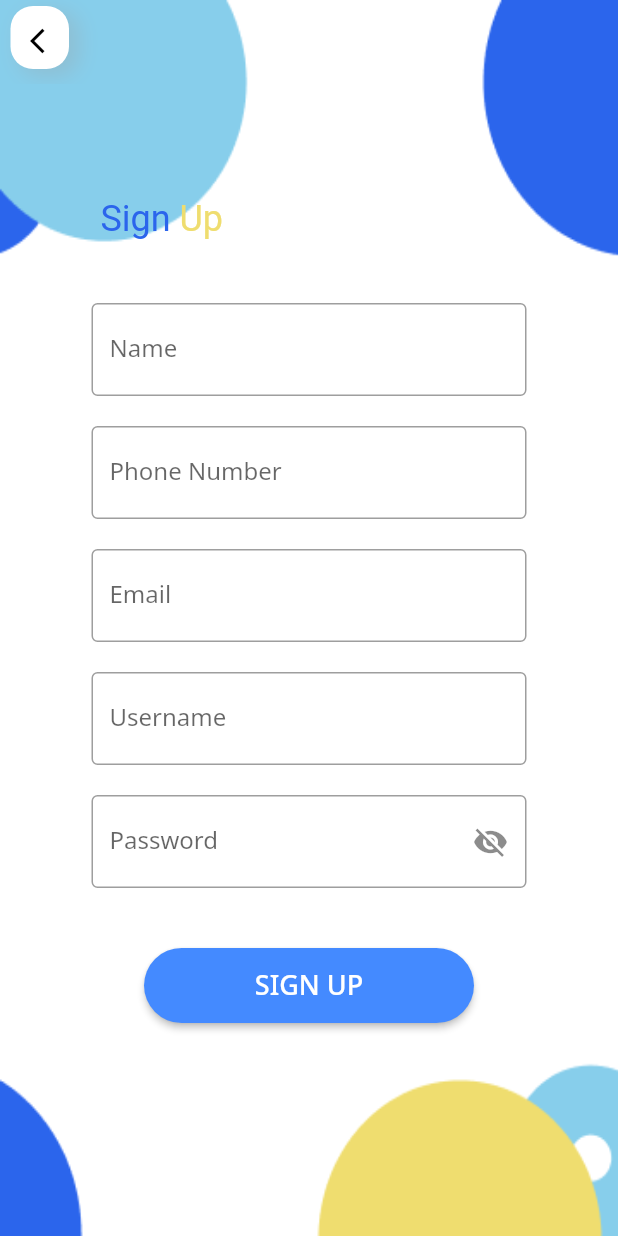
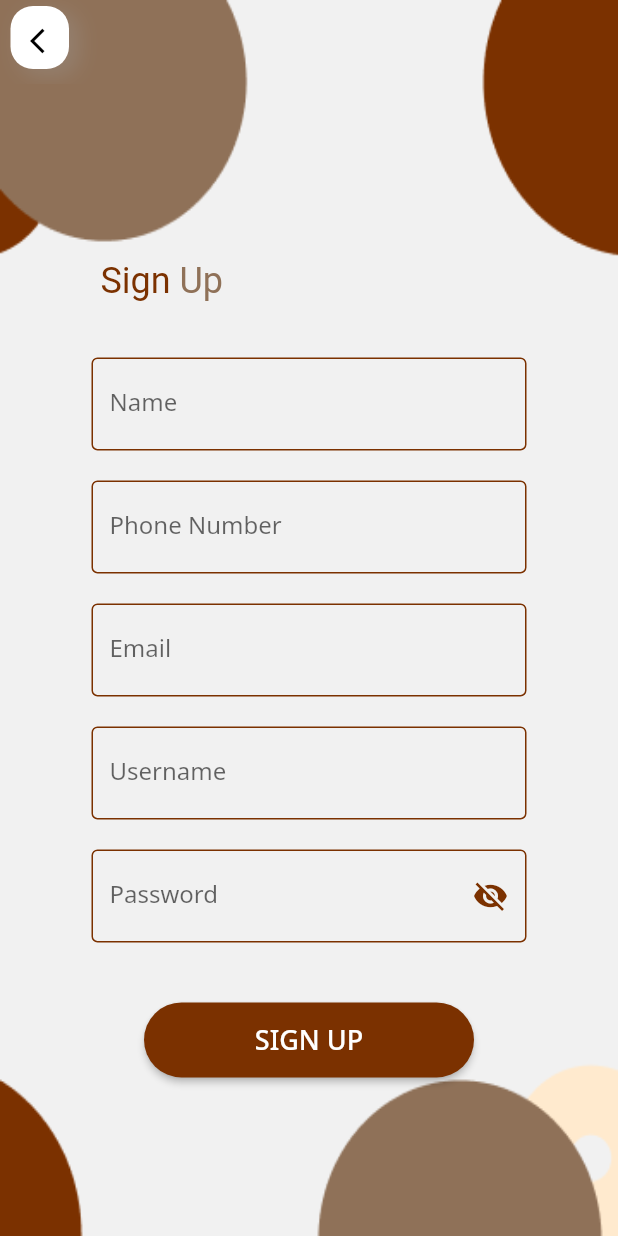
Before and after one commit to ramadhantaAkmal/bali-rent-project, a Flutter app: the LoginMain screen opened by its route, after a tap on "Sign Up", on a phone screen of 412 x 824 dp. Run offline on Flutter 3.47's test engine with Material 2 defaults, Android fonts, the phone set to English and light mode, and no system bars; our stand-ins replace flutter_riverpod, freezed_annotation, go_router, image_picker, shared_preferences, syncfusion_flutter_datepicker; accounts and stored records are empty; network calls fail.

Commit message:
style: change colors

```diff
--- a/lib/fetchs/user_fetch.dart
+++ b/lib/fetchs/user_fetch.dart
@@ -141,7 +141,7 @@ class UserApi {
           body: jsonEncode(requestBody),
         );
       } else {
-        File imageFile = File(imgFile!.path);
+        File imageFile = File(imgFile.path);
 
         final imageBytes = await imageFile.readAsBytes();
 
--- a/lib/style.dart
+++ b/lib/style.dart
@@ -1,5 +1,7 @@
 import 'dart:ui';
 
-const primaryColor = Color(0xFF2B65EC);
-const secondaryColor = Color(0xFF87CEEB);
-const themeColor = Color(0xFFEFDD6F);
+const primaryColor = Color(0xFF7B3100);
+const secondaryColor = Color(0xFFFFEACE);
+const themeColor = Color(0xFF8F7158);
+const titleColor = Color(0xFF87CEEB);
+const backgroundColor = Color(0xFFF1F1F1);
--- a/lib/views/ui/carlist_page/carlist_main.dart
+++ b/lib/views/ui/carlist_page/carlist_main.dart
@@ -57,6 +57,7 @@ class CarListMain extends StatelessWidget {
 
   Widget _buildBody(BuildContext context) {
     return Container(
+      color: backgroundColor,
       padding: const EdgeInsets.all(10.0),
       child: Column(
         crossAxisAlignment: CrossAxisAlignment.start,
@@ -69,21 +70,21 @@ class CarListMain extends StatelessWidget {
                   margin: const EdgeInsets.all(16),
                   child: const TextField(
                     decoration: InputDecoration(
-                      fillColor: secondaryColor,
-                      prefixIconColor: secondaryColor,
+                      fillColor: themeColor,
+                      prefixIconColor: themeColor,
                       prefixIcon: Icon(Icons.search),
                       hintText: 'Search Car ...',
                       focusedBorder: OutlineInputBorder(
                         borderRadius: BorderRadius.all(
                           Radius.circular(10),
                         ),
-                        borderSide: BorderSide(color: secondaryColor),
+                        borderSide: BorderSide(color: themeColor),
                       ),
                       enabledBorder: OutlineInputBorder(
                         borderRadius: BorderRadius.all(
                           Radius.circular(10),
                         ),
-                        borderSide: BorderSide(color: secondaryColor),
+                        borderSide: BorderSide(color: themeColor),
                       ),
                     ),
                   ),
@@ -102,7 +103,7 @@ class CarListMain extends StatelessWidget {
                     fixedSize: const Size(73, 40),
                     side: const BorderSide(
                       strokeAlign: 10,
-                      color: secondaryColor,
+                      color: themeColor,
                     ),
                   ),
                   onPressed: () {},
--- a/lib/views/ui/edit_profile_page/edit_profile_main.dart
+++ b/lib/views/ui/edit_profile_page/edit_profile_main.dart
@@ -38,7 +38,6 @@ class _EditProfileMainState extends ConsumerState<EditProfileMain> {
   void initState() {
     super.initState();
     ref.read(userProvider);
-    // final UserModel userRef = ref.watch(userProvider);
     _usernameController = TextEditingController();
     _passwordController = TextEditingController();
     _nameController = TextEditingController();
@@ -201,7 +200,7 @@ class _EditProfileMainState extends ConsumerState<EditProfileMain> {
               children: [
                 Container(
                   decoration: const BoxDecoration(
-                    color: Colors.white,
+                    color: backgroundColor,
                     shape: BoxShape.circle,
                     boxShadow: [
                       BoxShadow(
@@ -251,7 +250,7 @@ class _EditProfileMainState extends ConsumerState<EditProfileMain> {
                     const Text(
                       'Edit Profile Picture',
                       style: TextStyle(
-                        color: primaryColor,
+                        color: secondaryColor,
                         fontSize: 16,
                       ),
                     ),
@@ -268,7 +267,6 @@ class _EditProfileMainState extends ConsumerState<EditProfileMain> {
               height: MediaQuery.of(context).size.height,
               width: MediaQuery.of(context).size.width,
               decoration: const BoxDecoration(
-                // color: Colors.white,
                 borderRadius: BorderRadius.only(
                     topLeft: Radius.circular(25),
                     topRight: Radius.circular(25)),
@@ -277,7 +275,7 @@ class _EditProfileMainState extends ConsumerState<EditProfileMain> {
                     color: Colors.grey,
                   ),
                   BoxShadow(
-                    color: Colors.white,
+                    color: backgroundColor,
                     spreadRadius: 0,
                     blurRadius: 4.0,
                     offset: Offset(
--- a/lib/views/ui/homescreen_page/homepage.dart
+++ b/lib/views/ui/homescreen_page/homepage.dart
@@ -54,7 +54,7 @@ class _HomepageState extends State<Homepage> {
                 const Text(
                   "Bali Rent",
                   style: TextStyle(
-                    color: primaryColor,
+                    color: titleColor,
                     fontFamily: 'IslandMoments',
                     fontSize: 42,
                   ),
@@ -67,7 +67,7 @@ class _HomepageState extends State<Homepage> {
                         child: const Text(
                           'Sign In',
                           style: TextStyle(
-                            color: primaryColor,
+                            color: secondaryColor,
                           ),
                         ),
                       )
@@ -80,7 +80,7 @@ class _HomepageState extends State<Homepage> {
             child: Text(
               "Find Your Favorite Vehicle.",
               style: TextStyle(
-                  color: primaryColor,
+                  color: secondaryColor,
                   fontFamily: 'NotoSans',
                   fontSize: 32,
                   fontWeight: FontWeight.w500),
@@ -95,7 +95,6 @@ class _HomepageState extends State<Homepage> {
               height: MediaQuery.of(context).size.height,
               width: MediaQuery.of(context).size.width,
               decoration: const BoxDecoration(
-                // color: Colors.white,
                 borderRadius: BorderRadius.only(
                     topLeft: Radius.circular(25),
                     topRight: Radius.circular(25)),
@@ -104,7 +103,7 @@ class _HomepageState extends State<Homepage> {
                     color: Colors.grey,
                   ),
                   BoxShadow(
-                    color: Colors.white,
+                    color: backgroundColor,
                     spreadRadius: 0,
                     blurRadius: 4.0,
                     offset: Offset(
--- a/lib/views/ui/login_page/login_main.dart
+++ b/lib/views/ui/login_page/login_main.dart
@@ -112,7 +112,7 @@ class _LoginMainState extends ConsumerState<LoginMain> {
       decoration: const BoxDecoration(
         image: DecorationImage(
           image: AssetImage('assets/images/login-register-frame-design.png'),
-          fit: BoxFit.fill,
+          fit: BoxFit.cover,
         ),
       ),
       child: Column(
@@ -142,7 +142,16 @@ class _LoginMainState extends ConsumerState<LoginMain> {
                   ),
                   TextFormField(
                     controller: _usernameController,
+                    cursorColor: primaryColor,
                     decoration: InputDecoration(
+                      enabledBorder: const OutlineInputBorder(
+                          borderSide: BorderSide(
+                        color: primaryColor,
+                      )),
+                      focusedBorder: const OutlineInputBorder(
+                          borderSide: BorderSide(
+                        color: primaryColor,
+                      )),
                       border: const OutlineInputBorder(),
                       labelText: 'Username',
                       // The MaterialStateProperty's value is a text style that is orange
@@ -169,7 +178,17 @@ class _LoginMainState extends ConsumerState<LoginMain> {
                   TextFormField(
                     controller: _passwordController,
                     obscureText: _isHiddenPass,
+                    cursorColor: primaryColor,
                     decoration: InputDecoration(
+                      suffixIconColor: primaryColor,
+                      enabledBorder: const OutlineInputBorder(
+                          borderSide: BorderSide(
+                        color: primaryColor,
+                      )),
+                      focusedBorder: const OutlineInputBorder(
+                          borderSide: BorderSide(
+                        color: primaryColor,
+                      )),
                       border: const OutlineInputBorder(),
                       labelText: 'Password',
                       suffixIcon: InkWell(
@@ -213,7 +232,7 @@ class _LoginMainState extends ConsumerState<LoginMain> {
                       shape: RoundedRectangleBorder(
                         borderRadius: BorderRadius.circular(30.0),
                       ),
-                      color: Colors.blueAccent,
+                      color: primaryColor,
                       child: const Text(
                         'SIGN IN',
                         style: TextStyle(
--- a/lib/views/ui/orders_page/orders_main.dart
+++ b/lib/views/ui/orders_page/orders_main.dart
@@ -26,7 +26,7 @@ class OrdersMain extends StatelessWidget {
       title: const Text(
         'Order History',
         style: TextStyle(
-          color: primaryColor,
+          color: secondaryColor,
           fontWeight: FontWeight.w500,
         ),
       ),
@@ -50,6 +50,7 @@ class OrdersMain extends StatelessWidget {
           labelColor: primaryColor,
           unselectedLabelColor: Colors.black,
           dividerColor: primaryColor,
+          indicatorColor: primaryColor,
           padding: EdgeInsets.only(top: 18, left: 13, right: 30),
           labelStyle: TextStyle(overflow: TextOverflow.visible),
           unselectedLabelStyle: TextStyle(
--- a/lib/views/ui/profile_page/profile_main.dart
+++ b/lib/views/ui/profile_page/profile_main.dart
@@ -45,10 +45,10 @@ class _ProfileMainState extends ConsumerState<ProfileMain> {
             await preferences.clear();
             context.pushReplacement('/');
           },
-          child: Text(
+          child: const Text(
             'Sign Out',
             style: TextStyle(
-              color: primaryColor,
+              color: secondaryColor,
             ),
           ),
         )
@@ -95,15 +95,18 @@ class _ProfileMainState extends ConsumerState<ProfileMain> {
                 children: [
                   Text(
                     user.nama,
-                    style: TextStyle(
-                      color: primaryColor,
+                    style: const TextStyle(
+                      color: secondaryColor,
                       fontSize: 16,
                     ),
                   ),
-                  SizedBox(
+                  const SizedBox(
                     height: 10,
                   ),
-                  Text(user.phoneNumber),
+                  Text(
+                    user.phoneNumber,
+                    style: const TextStyle(color: secondaryColor),
+                  ),
                 ],
               ),
             ],
@@ -117,7 +120,6 @@ class _ProfileMainState extends ConsumerState<ProfileMain> {
             height: MediaQuery.of(context).size.height,
             width: MediaQuery.of(context).size.width,
             decoration: const BoxDecoration(
-              // color: Colors.white,
               borderRadius: BorderRadius.only(
                   topLeft: Radius.circular(25), topRight: Radius.circular(25)),
               boxShadow: [
@@ -125,7 +127,7 @@ class _ProfileMainState extends ConsumerState<ProfileMain> {
                   color: Colors.grey,
                 ),
                 BoxShadow(
-                  color: Colors.white,
+                  color: backgroundColor,
                   spreadRadius: 0,
                   blurRadius: 4.0,
                   offset: Offset(
--- a/lib/views/ui/register_page/register_main.dart
+++ b/lib/views/ui/register_page/register_main.dart
@@ -83,10 +83,10 @@ class _RegisterMainState extends State<RegisterMain> {
   @override
   Widget build(BuildContext context) {
     return Scaffold(
-      resizeToAvoidBottomInset: false,
       extendBodyBehindAppBar: true,
       appBar: _buildAppBar(context),
       body: _buildBody(context),
+      resizeToAvoidBottomInset: true,
     );
   }
 
@@ -147,21 +147,31 @@ class _RegisterMainState extends State<RegisterMain> {
         mainAxisAlignment: MainAxisAlignment.center,
         crossAxisAlignment: CrossAxisAlignment.start,
         children: [
-          const Text.rich(
+          Spacer(
+            flex: 1,
+          ),
+          Flexible(
+            flex: 3,
+            child: Padding(
+              padding: const EdgeInsets.symmetric(vertical: 35),
+              child: const Text.rich(
                 TextSpan(
                   style: TextStyle(fontSize: 24),
                   children: [
-                TextSpan(text: ' Sign ', style: TextStyle(color: primaryColor)),
+                    TextSpan(
+                        text: ' Sign ', style: TextStyle(color: primaryColor)),
                     TextSpan(text: 'Up', style: TextStyle(color: themeColor)),
                   ],
                 ),
               ),
-          const SizedBox(
-            height: 40,
             ),
-          Form(
+          ),
+          Expanded(
+            flex: 7,
+            child: Form(
               key: formKey,
               child: SingleChildScrollView(
+                physics: const BouncingScrollPhysics(),
                 child: Column(
                   crossAxisAlignment: CrossAxisAlignment.stretch,
                   children: [
@@ -170,7 +180,16 @@ class _RegisterMainState extends State<RegisterMain> {
                     ),
                     TextFormField(
                       controller: _nameController,
+                      cursorColor: primaryColor,
                       decoration: InputDecoration(
+                        enabledBorder: const OutlineInputBorder(
+                            borderSide: BorderSide(
+                          color: primaryColor,
+                        )),
+                        focusedBorder: const OutlineInputBorder(
+                            borderSide: BorderSide(
+                          color: primaryColor,
+                        )),
                         border: const OutlineInputBorder(),
                         labelText: 'Name',
                         // The MaterialStateProperty's value is a text style that is orange
@@ -178,7 +197,8 @@ class _RegisterMainState extends State<RegisterMain> {
                         // is in its error state.
                         floatingLabelStyle: MaterialStateTextStyle.resolveWith(
                             (Set<MaterialState> states) {
-                        final Color color = states.contains(MaterialState.error)
+                          final Color color =
+                              states.contains(MaterialState.error)
                                   ? Theme.of(context).colorScheme.error
                                   : Colors.grey;
                           return TextStyle(color: color, letterSpacing: 1.3);
@@ -196,7 +216,16 @@ class _RegisterMainState extends State<RegisterMain> {
                     ),
                     TextFormField(
                       controller: _phoneNumController,
+                      cursorColor: primaryColor,
                       decoration: InputDecoration(
+                        enabledBorder: const OutlineInputBorder(
+                            borderSide: BorderSide(
+                          color: primaryColor,
+                        )),
+                        focusedBorder: const OutlineInputBorder(
+                            borderSide: BorderSide(
+                          color: primaryColor,
+                        )),
                         border: const OutlineInputBorder(),
                         labelText: 'Phone Number',
                         // The MaterialStateProperty's value is a text style that is orange
@@ -204,7 +233,8 @@ class _RegisterMainState extends State<RegisterMain> {
                         // is in its error state.
                         floatingLabelStyle: MaterialStateTextStyle.resolveWith(
                             (Set<MaterialState> states) {
-                        final Color color = states.contains(MaterialState.error)
+                          final Color color =
+                              states.contains(MaterialState.error)
                                   ? Theme.of(context).colorScheme.error
                                   : Colors.grey;
                           return TextStyle(color: color, letterSpacing: 1.3);
@@ -222,7 +252,16 @@ class _RegisterMainState extends State<RegisterMain> {
                     ),
                     TextFormField(
                       controller: _emailController,
+                      cursorColor: primaryColor,
                       decoration: InputDecoration(
+                        enabledBorder: const OutlineInputBorder(
+                            borderSide: BorderSide(
+                          color: primaryColor,
+                        )),
+                        focusedBorder: const OutlineInputBorder(
+                            borderSide: BorderSide(
+                          color: primaryColor,
+                        )),
                         border: const OutlineInputBorder(),
                         labelText: 'Email',
                         // The MaterialStateProperty's value is a text style that is orange
@@ -230,7 +269,8 @@ class _RegisterMainState extends State<RegisterMain> {
                         // is in its error state.
                         floatingLabelStyle: MaterialStateTextStyle.resolveWith(
                             (Set<MaterialState> states) {
-                        final Color color = states.contains(MaterialState.error)
+                          final Color color =
+                              states.contains(MaterialState.error)
                                   ? Theme.of(context).colorScheme.error
                                   : Colors.grey;
                           return TextStyle(color: color, letterSpacing: 1.3);
@@ -248,7 +288,16 @@ class _RegisterMainState extends State<RegisterMain> {
                     ),
                     TextFormField(
                       controller: _usernameController,
+                      cursorColor: primaryColor,
                       decoration: InputDecoration(
+                        enabledBorder: const OutlineInputBorder(
+                            borderSide: BorderSide(
+                          color: primaryColor,
+                        )),
+                        focusedBorder: const OutlineInputBorder(
+                            borderSide: BorderSide(
+                          color: primaryColor,
+                        )),
                         border: const OutlineInputBorder(),
                         labelText: 'Username',
                         // The MaterialStateProperty's value is a text style that is orange
@@ -256,7 +305,8 @@ class _RegisterMainState extends State<RegisterMain> {
                         // is in its error state.
                         floatingLabelStyle: MaterialStateTextStyle.resolveWith(
                             (Set<MaterialState> states) {
-                        final Color color = states.contains(MaterialState.error)
+                          final Color color =
+                              states.contains(MaterialState.error)
                                   ? Theme.of(context).colorScheme.error
                                   : Colors.grey;
                           return TextStyle(color: color, letterSpacing: 1.3);
@@ -274,8 +324,18 @@ class _RegisterMainState extends State<RegisterMain> {
                     ),
                     TextFormField(
                       controller: _passwordController,
+                      cursorColor: primaryColor,
                       obscureText: _isHiddenPass,
                       decoration: InputDecoration(
+                        suffixIconColor: primaryColor,
+                        enabledBorder: const OutlineInputBorder(
+                            borderSide: BorderSide(
+                          color: primaryColor,
+                        )),
+                        focusedBorder: const OutlineInputBorder(
+                            borderSide: BorderSide(
+                          color: primaryColor,
+                        )),
                         border: const OutlineInputBorder(),
                         labelText: 'Password',
                         // The MaterialStateProperty's value is a text style that is orange
@@ -295,7 +355,8 @@ class _RegisterMainState extends State<RegisterMain> {
                         ),
                         floatingLabelStyle: MaterialStateTextStyle.resolveWith(
                             (Set<MaterialState> states) {
-                        final Color color = states.contains(MaterialState.error)
+                          final Color color =
+                              states.contains(MaterialState.error)
                                   ? Theme.of(context).colorScheme.error
                                   : Colors.grey;
                           return TextStyle(color: color, letterSpacing: 1.3);
@@ -328,7 +389,7 @@ class _RegisterMainState extends State<RegisterMain> {
                         shape: RoundedRectangleBorder(
                           borderRadius: BorderRadius.circular(30.0),
                         ),
-                      color: Colors.blueAccent,
+                        color: primaryColor,
                         child: const Text(
                           'SIGN UP',
                           style: TextStyle(
@@ -342,6 +403,7 @@ class _RegisterMainState extends State<RegisterMain> {
                 ),
               ),
             ),
+          ),
         ],
       ),
     );
--- a/lib/views/ui/welcome_page/welcome_main.dart
+++ b/lib/views/ui/welcome_page/welcome_main.dart
@@ -28,9 +28,7 @@ class WelcomeMain extends StatelessWidget {
           const Text(
             "Bali Rent",
             style: TextStyle(
-                fontFamily: 'IslandMoments',
-                fontSize: 108,
-                color: secondaryColor),
+                fontFamily: 'IslandMoments', fontSize: 108, color: titleColor),
           ),
           const Spacer(
             flex: 3,
@@ -56,7 +54,7 @@ class WelcomeMain extends StatelessWidget {
                 shape: MaterialStateProperty.all(
                   RoundedRectangleBorder(
                     borderRadius: BorderRadius.circular(30.0),
-                    side: const BorderSide(color: secondaryColor),
+                    side: const BorderSide(color: titleColor),
                   ),
                 ),
               ),
```
Also changed, not shown: assets/images/login-register-frame-design.png. Lines whose indentation alone changed are shown as unchanged.
